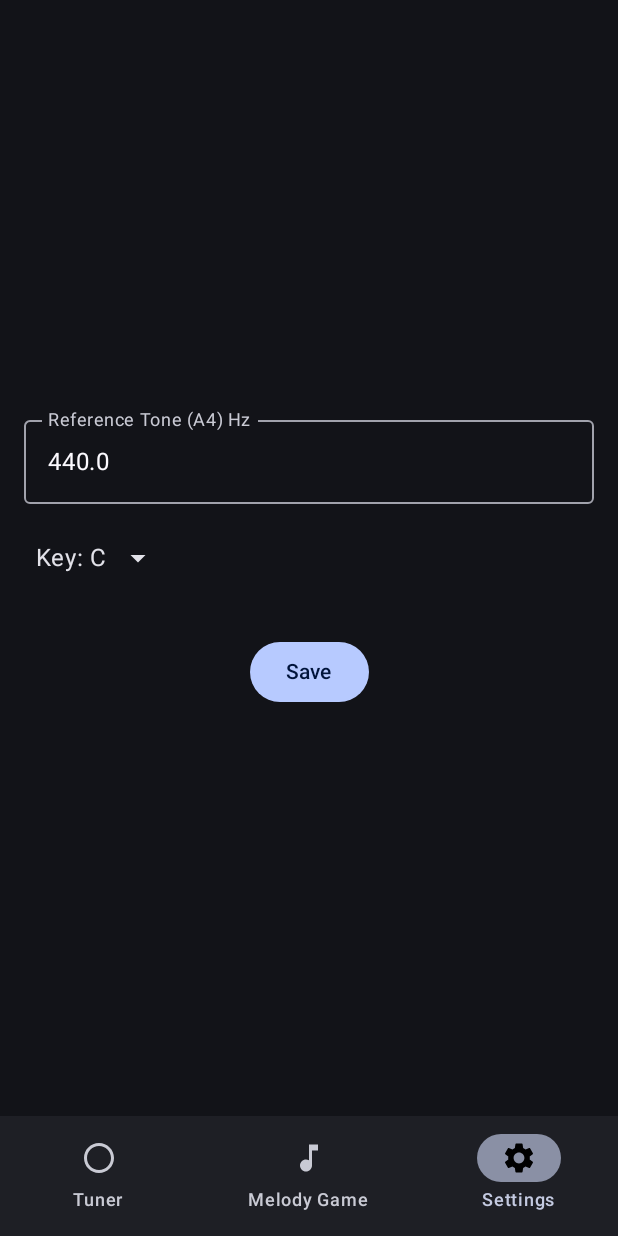
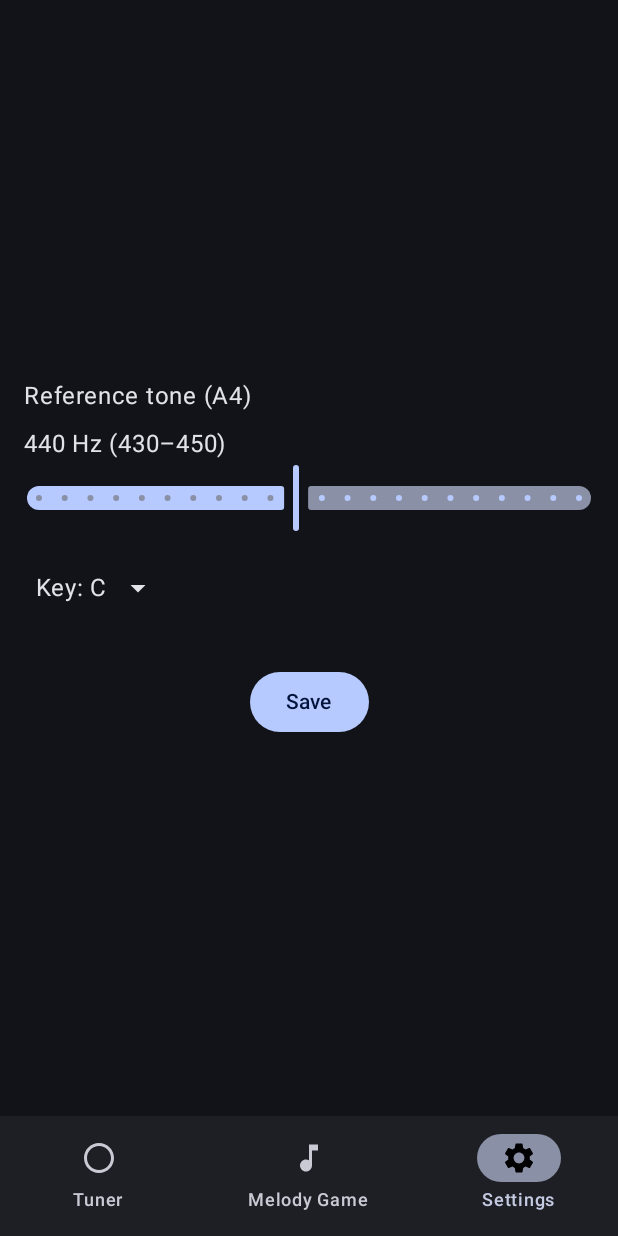
Before and after one commit to dbm-174/pitchpulse, an Android app built with Jetpack Compose: the SettingsScreen screen opened through its navigation route, on a phone screen of 412 x 824 dp. Run offline under Robolectric (Android 15) with nearby library versions, the phone set to English and light mode, and no system bars.

Commit message:
minor cosmetics in SettingsScreen\

```diff
--- a/app/src/main/java/de/dbmlab/pitchpulse/feature/settings/SettingsScreen.kt
+++ b/app/src/main/java/de/dbmlab/pitchpulse/feature/settings/SettingsScreen.kt
@@ -17,7 +17,7 @@ import androidx.compose.material3.Button
 import androidx.compose.material3.DropdownMenu
 import androidx.compose.material3.DropdownMenuItem
 import androidx.compose.material3.Icon
-import androidx.compose.material3.OutlinedTextField
+import androidx.compose.material3.Slider
 import androidx.compose.material3.Surface
 import androidx.compose.material3.Text
 import androidx.compose.runtime.Composable
@@ -40,7 +40,7 @@ fun SettingsScreen(
 ) {
     val settings by vm.settings.collectAsState()
 
-    var a4Hz by remember(settings) { mutableStateOf(settings?.a4Hz?.toString() ?: "440.0") }
+    var a4Hz by remember(settings) { mutableStateOf(settings?.a4Hz ?: 440f) }
     var key by remember(settings) { mutableStateOf(settings?.key ?: NoteMapper.AllKeys.C) }
     var keyDropdownExpanded by remember { mutableStateOf(false) }
 
@@ -53,10 +53,17 @@ fun SettingsScreen(
                 horizontalAlignment = Alignment.CenterHorizontally,
                 verticalArrangement = Arrangement.Center
             ) {
-                OutlinedTextField(
+                Text("Reference tone (A4)", modifier = Modifier.fillMaxWidth())
+                Spacer(modifier = Modifier.height(8.dp))
+                Text("${a4Hz.toInt()} Hz (430–450)", modifier = Modifier.fillMaxWidth())
+                Slider(
                     value = a4Hz,
-                    onValueChange = { a4Hz = it },
-                    label = { Text("Reference Tone (A4) Hz") },
+                    onValueChange = { newValue ->
+                        // Clamp and keep it in 1 Hz steps visually
+                        a4Hz = newValue.coerceIn(430f, 450f)
+                    },
+                    valueRange = 430f..450f,
+                    steps = 20,
                     modifier = Modifier.fillMaxWidth()
                 )
 
@@ -89,12 +96,15 @@ fun SettingsScreen(
 
                 Spacer(modifier = Modifier.height(32.dp))
 
-                // Corrected version in SettingsScreen.kt
-                Button(onClick = {
-                    a4Hz.toFloatOrNull()?.let { vm.setA4Hz(it) }
-                    vm.setKey(key)
-                    onNavigateBack()
-                }) {
+                // Save button
+                Button(
+                    onClick = {
+                        val snappedHz = a4Hz.toInt().coerceIn(430, 450).toFloat()
+                        vm.setA4Hz(snappedHz)
+                        vm.setKey(key)
+                        onNavigateBack()
+                    }
+                ) {
                     Text("Save")
                 }
 
```
